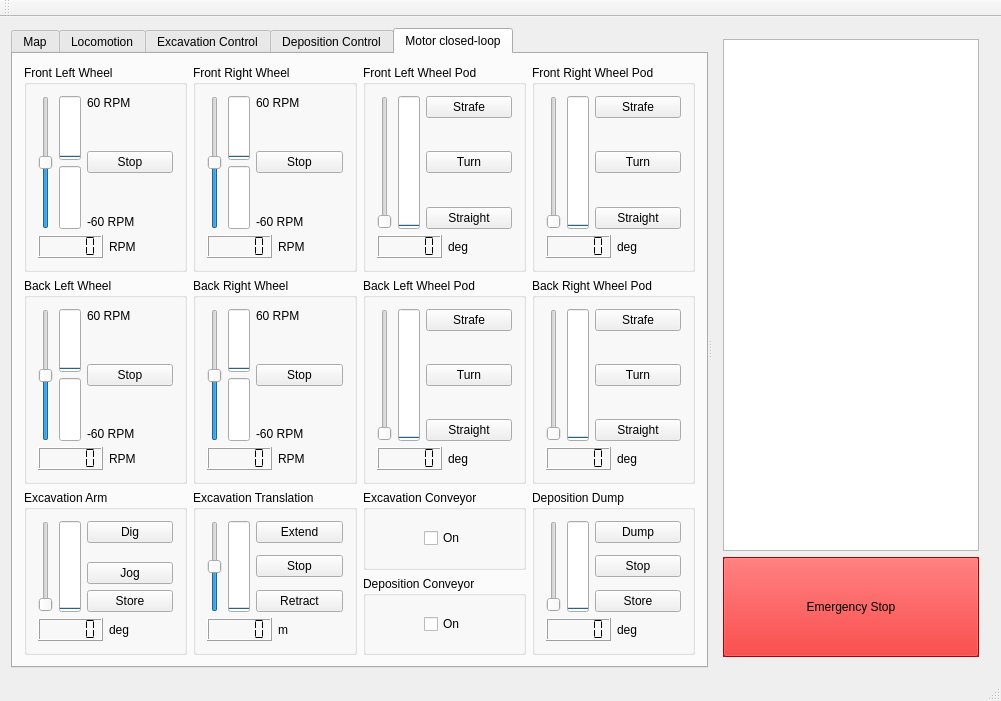
The window that client/mainwindow.ui (CWRUbotix/NASA-RMC-2017) describes before a commit, drawn with Qt 5.
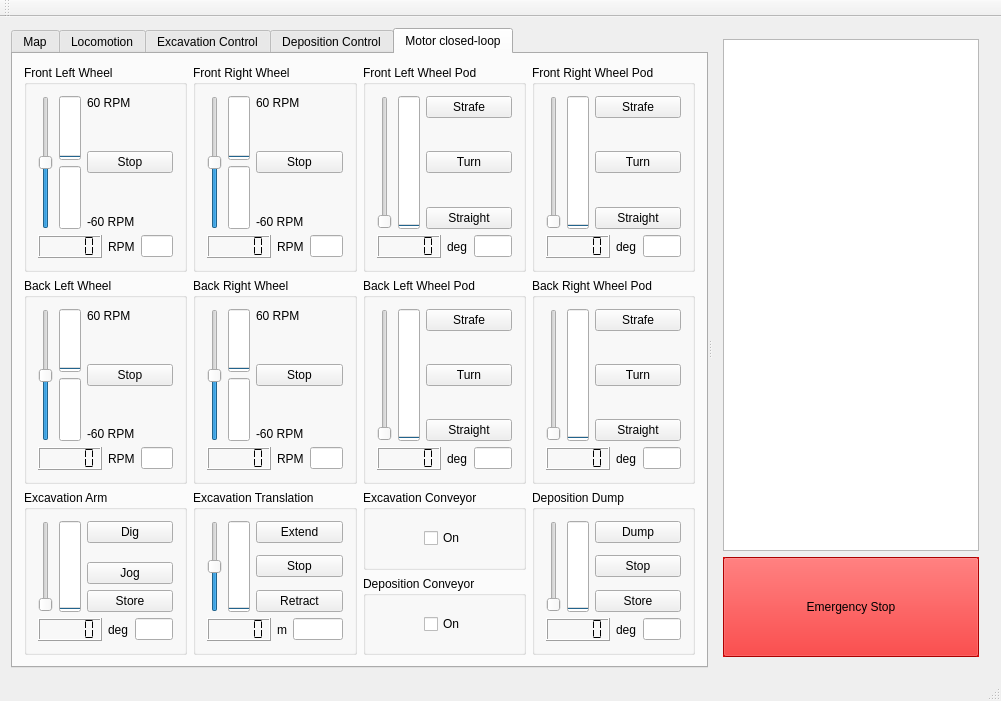
The same window after the commit. Custom widgets are drawn as their Qt base class.

The edit to the form file:
```diff
--- a/client/mainwindow.ui
+++ b/client/mainwindow.ui
@@ -756,6 +756,16 @@
                 </property>
                </widget>
               </item>
+              <item>
+               <widget class="QLineEdit" name="lineEdit_FrontLeftWheel">
+                <property name="focusPolicy">
+                 <enum>Qt::ClickFocus</enum>
+                </property>
+                <property name="clearButtonEnabled">
+                 <bool>false</bool>
+                </property>
+               </widget>
+              </item>
              </layout>
             </item>
            </layout>
@@ -938,6 +948,9 @@
                 </property>
                </widget>
               </item>
+              <item>
+               <widget class="QLineEdit" name="lineEdit_FrontRightWheel"/>
+              </item>
              </layout>
             </item>
            </layout>
@@ -1100,6 +1113,9 @@
                 </property>
                </widget>
               </item>
+              <item>
+               <widget class="QLineEdit" name="lineEdit_FrontLeftWheelPod"/>
+              </item>
              </layout>
             </item>
            </layout>
@@ -1262,6 +1278,9 @@
                 </property>
                </widget>
               </item>
+              <item>
+               <widget class="QLineEdit" name="lineEdit_FrontRightWheelPod"/>
+              </item>
              </layout>
             </item>
            </layout>
@@ -1444,6 +1463,9 @@
                 </property>
                </widget>
               </item>
+              <item>
+               <widget class="QLineEdit" name="lineEdit_BackLeftWheel"/>
+              </item>
              </layout>
             </item>
            </layout>
@@ -1626,6 +1648,9 @@
                 </property>
                </widget>
               </item>
+              <item>
+               <widget class="QLineEdit" name="lineEdit_BackRightWheel"/>
+              </item>
              </layout>
             </item>
            </layout>
@@ -1788,6 +1813,9 @@
                 </property>
                </widget>
               </item>
+              <item>
+               <widget class="QLineEdit" name="lineEdit_BackLeftWheelPod"/>
+              </item>
              </layout>
             </item>
            </layout>
@@ -1950,6 +1978,9 @@
                 </property>
                </widget>
               </item>
+              <item>
+               <widget class="QLineEdit" name="lineEdit_BackRightWheelPod"/>
+              </item>
              </layout>
             </item>
            </layout>
@@ -2096,6 +2127,9 @@
                 </property>
                </widget>
               </item>
+              <item>
+               <widget class="QLineEdit" name="lineEdit_ExcavationArm"/>
+              </item>
              </layout>
             </item>
            </layout>
@@ -2255,6 +2289,9 @@
                 </property>
                </widget>
               </item>
+              <item>
+               <widget class="QLineEdit" name="lineEdit_ExcavationTranslation"/>
+              </item>
              </layout>
             </item>
            </layout>
@@ -2510,6 +2547,9 @@
                 </property>
                </widget>
               </item>
+              <item>
+               <widget class="QLineEdit" name="lineEdit_DepositionDump"/>
+              </item>
              </layout>
             </item>
            </layout>
```
Left out of the diff: 5 changed lines with no effect on the pictures.
